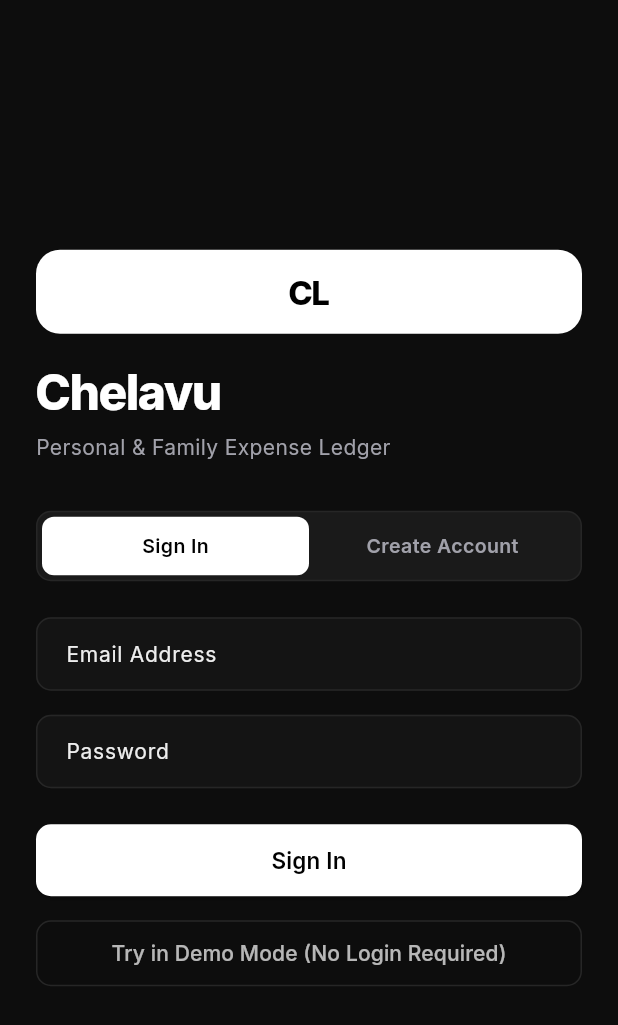
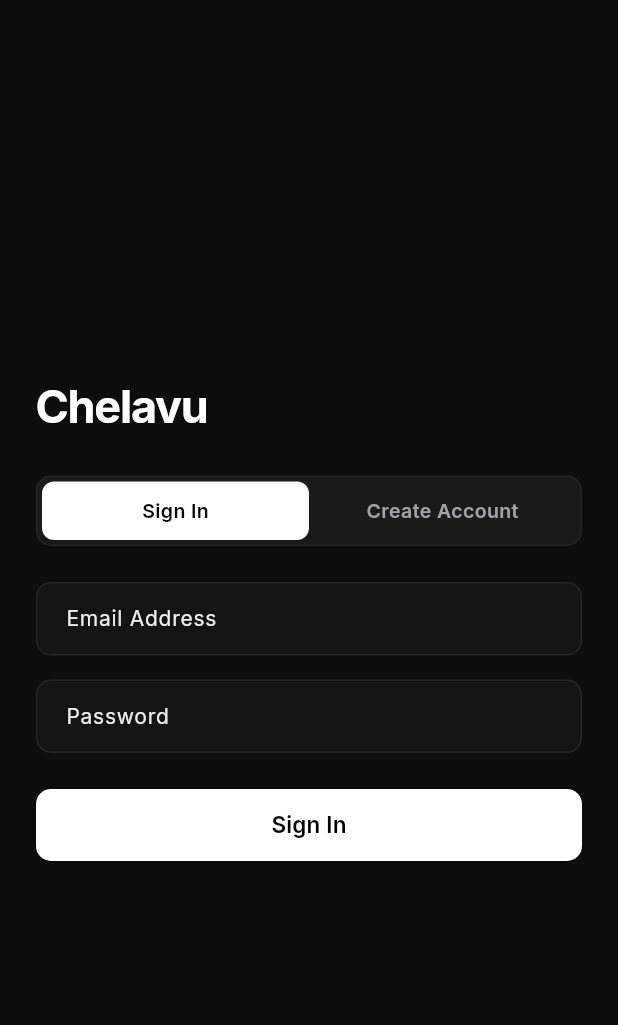
Before and after one commit to dilshadmohammed/chelavu, a Flutter app: the screen it shows after launch, on a phone screen of 412 x 824 dp. Shown: the top 1025 px of the screen. Run offline on Flutter 3.47's test engine with Material 3 defaults, Android fonts, the phone set to English and light mode, and no system bars; our stand-ins replace google_fonts, shared_preferences; accounts and stored records are empty.

Commit message:
chore: remove demo mode, large CL icon, and unnecessary taglines

```diff
--- a/chelav_app/lib/main.dart
+++ b/chelav_app/lib/main.dart
@@ -52,32 +52,9 @@
       darkTheme: AppTheme.darkTheme,
       themeMode: themeProv.themeMode,
       home: authProv.isLoading
-          ? Scaffold(
+          ? const Scaffold(
               body: Center(
-                child: Column(
-                  mainAxisSize: MainAxisSize.min,
-                  children: [
-                    Container(
-                      width: 48,
-                      height: 48,
-                      decoration: BoxDecoration(
-                        color: themeProv.isDarkMode ? Colors.white : Colors.black,
-                        borderRadius: BorderRadius.circular(12),
-                      ),
-                      alignment: Alignment.center,
-                      child: Text(
-                        'CL',
-                        style: TextStyle(
-                          fontSize: 18,
-                          fontWeight: FontWeight.w800,
-                          color: themeProv.isDarkMode ? Colors.black : Colors.white,
-                        ),
-                      ),
-                    ),
-                    const SizedBox(height: 16),
-                    const CircularProgressIndicator(strokeWidth: 2),
-                  ],
-                ),
+                child: CircularProgressIndicator(strokeWidth: 2),
               ),
             )
           : (authProv.isAuthenticated ? const MainShell() : const AuthScreen()),
--- a/chelav_app/lib/providers/auth_provider.dart
+++ b/chelav_app/lib/providers/auth_provider.dart
@@ -8,13 +8,11 @@ class AuthProvider extends ChangeNotifier {
   UserModel? _user;
   bool _isLoading = false;
   String? _errorMessage;
-  bool _isDemoMode = false;
 
   UserModel? get user => _user;
   bool get isLoading => _isLoading;
   String? get errorMessage => _errorMessage;
-  bool get isAuthenticated => apiClient.isAuthenticated || _isDemoMode;
-  bool get isDemoMode => _isDemoMode;
+  bool get isAuthenticated => apiClient.isAuthenticated;
 
   AuthProvider({required this.apiClient});
 
@@ -55,7 +53,6 @@ class AuthProvider extends ChangeNotifier {
         final token = res['token'];
         await apiClient.setToken(token);
         _user = UserModel.fromJson(res['user']);
-        _isDemoMode = false;
         _isLoading = false;
         notifyListeners();
         return true;
@@ -89,7 +86,6 @@ class AuthProvider extends ChangeNotifier {
         final token = res['token'];
         await apiClient.setToken(token);
         _user = UserModel.fromJson(res['user']);
-        _isDemoMode = false;
         _isLoading = false;
         notifyListeners();
         return true;
@@ -110,18 +106,6 @@ class AuthProvider extends ChangeNotifier {
   Future<void> logout() async {
     await apiClient.setToken(null);
     _user = null;
-    _isDemoMode = false;
-    notifyListeners();
-  }
-
-  void enterDemoMode() {
-    _isDemoMode = true;
-    _user = UserModel(
-      id: 'demo_user',
-      name: 'Demo Account',
-      email: 'demo@chelav.app',
-      currency: 'INR',
-    );
     notifyListeners();
   }
 }
--- a/chelav_app/lib/screens/auth/auth_screen.dart
+++ b/chelav_app/lib/screens/auth/auth_screen.dart
@@ -68,44 +68,16 @@ class _AuthScreenState extends State<AuthScreen> {
                 mainAxisAlignment: MainAxisAlignment.center,
                 crossAxisAlignment: CrossAxisAlignment.stretch,
                 children: [
-                  // App Brand
-                  Container(
-                    width: 56,
-                    height: 56,
-                    margin: const EdgeInsets.only(bottom: 16),
-                    decoration: BoxDecoration(
-                      color: isDark ? Colors.white : Colors.black,
-                      borderRadius: BorderRadius.circular(16),
-                    ),
-                    alignment: Alignment.center,
-                    child: Text(
-                      'CL',
-                      style: TextStyle(
-                        fontSize: 22,
-                        fontWeight: FontWeight.w800,
-                        color: isDark ? Colors.black : Colors.white,
-                        letterSpacing: -1.0,
-                      ),
-                    ),
-                  ),
                   Text(
                     'Chelavu',
                     style: TextStyle(
-                      fontSize: 32,
-                      fontWeight: FontWeight.w800,
-                      letterSpacing: -1.0,
+                      fontSize: 30,
+                      fontWeight: FontWeight.w700,
+                      letterSpacing: -0.8,
                       color: isDark ? Colors.white : Colors.black,
                     ),
                   ),
-                  const SizedBox(height: 4),
-                  Text(
-                    'Personal & Family Expense Ledger',
-                    style: TextStyle(
-                      fontSize: 14,
-                      color: isDark ? AppColors.darkTextSecondary : AppColors.lightTextSecondary,
-                    ),
-                  ),
-                  const SizedBox(height: 32),
+                  const SizedBox(height: 24),
 
                   // Mode Toggle (Login vs Register)
                   Container(
@@ -223,28 +195,9 @@ class _AuthScreenState extends State<AuthScreen> {
                               child: CircularProgressIndicator(strokeWidth: 2),
                             )
                           : Text(
-                              _isLogin ? 'Sign In' : 'Create Chelavu Account',
+                              _isLogin ? 'Sign In' : 'Create Account',
                               style: const TextStyle(fontSize: 15, fontWeight: FontWeight.w600),
                             ),
-                    ),
-                  ),
-                  const SizedBox(height: 16),
-
-                  // Instant Demo Mode option
-                  SizedBox(
-                    height: 44,
-                    child: OutlinedButton(
-                      onPressed: () => authProv.enterDemoMode(),
-                      style: OutlinedButton.styleFrom(
-                        foregroundColor: isDark ? Colors.white70 : Colors.black87,
-                        side: BorderSide(
-                          color: isDark ? AppColors.darkBorder : AppColors.lightBorder,
-                        ),
-                        shape: RoundedRectangleBorder(
-                          borderRadius: BorderRadius.circular(10),
-                        ),
-                      ),
-                      child: const Text('Try in Demo Mode (No Login Required)'),
                     ),
                   ),
                 ],
```
Also changed, not shown: chelav_app/lib/screens/dashboard/dashboard_screen.dart (+3 -35 lines), chelav_app/lib/screens/main_shell.dart (+3 -25 lines), chelav_app/lib/screens/settings/settings_screen.dart (+6 -10 lines), 2 other files.
